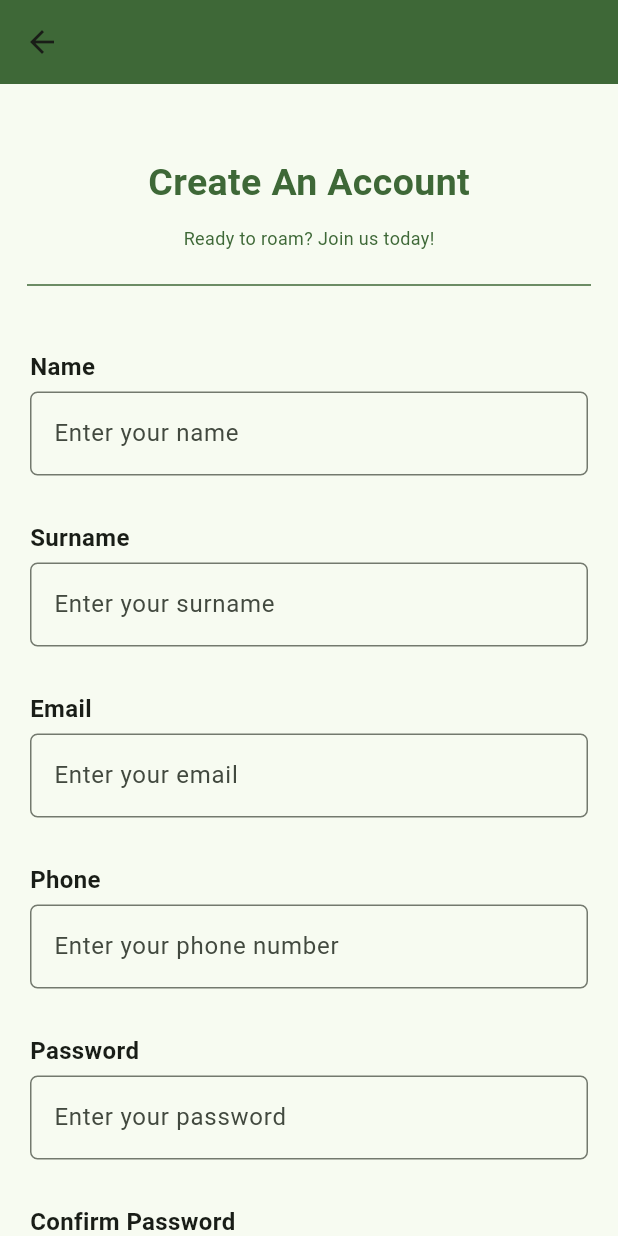
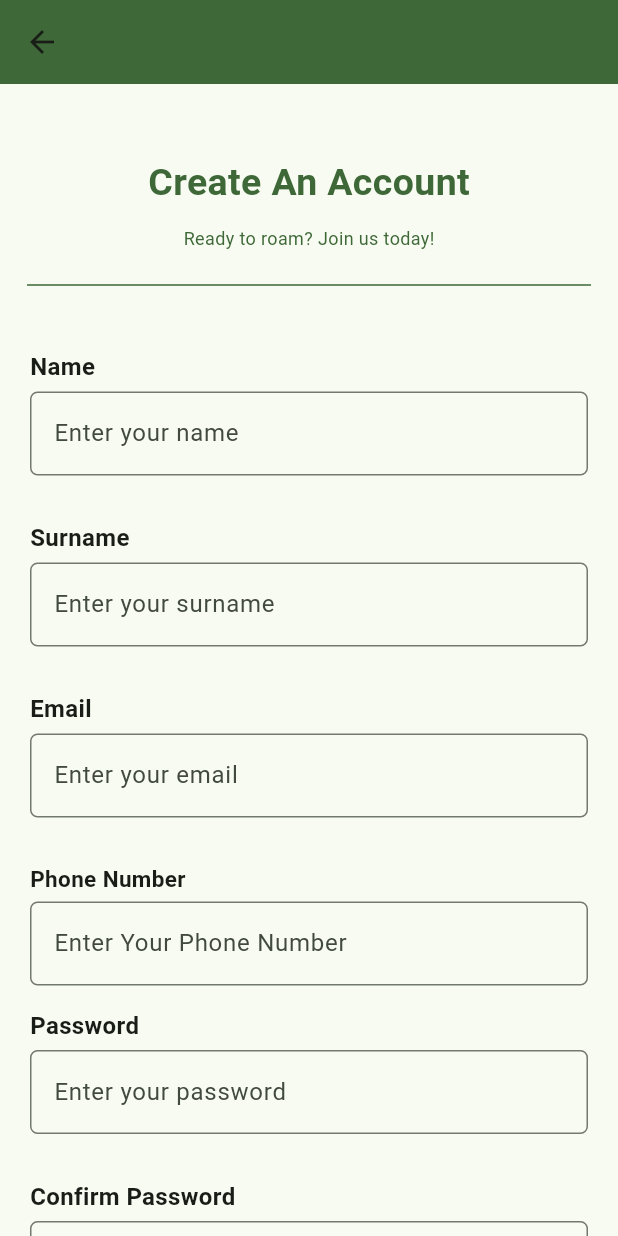
Before and after one commit to riyashah22/abisiniya, a Flutter app: the SignupScreen screen opened by its route, on a phone screen of 412 x 824 dp. Run offline on Flutter 3.47's test engine with Material 3 defaults, Android fonts, the phone set to English and light mode, and no system bars; our stand-ins replace google_fonts, google_nav_bar, line_icons; network calls fail.

Commit message:
small changes in signup screen

```diff
--- a/lib/screens/auth/signup.dart
+++ b/lib/screens/auth/signup.dart
@@ -117,10 +117,22 @@ class _SignupScreenState extends State<SignupScreen> {
                           },
                         ),
                         const SizedBox(height: 15.0),
-                        InputTextField(
-                          label: 'Phone',
-                          hintText: 'Enter your phone number',
+                        Text(
+                          "Phone Number",
+                          style: TextStyle(
+                              fontSize: 15, fontWeight: FontWeight.bold),
+                        ),
+                        const SizedBox(height: 5.0),
+                        TextFormField(
                           controller: phoneController,
+                          decoration: InputDecoration(
+                            hintText: 'Enter Your Phone Number',
+                            border: OutlineInputBorder(
+                              borderSide: BorderSide(
+                                  color: Theme.of(context).primaryColor),
+                              borderRadius: BorderRadius.circular(5.0),
+                            ),
+                          ),
                           validator: (value) {
                             if (value == null || value.isEmpty) {
                               return 'Please enter your phone number';
--- a/lib/services/auth_services.dart
+++ b/lib/services/auth_services.dart
@@ -57,11 +57,10 @@ class AuthServices {
         Uri.parse(
             "https://www.abisiniya.com/api/v1/myregister?email=$email&password=$password&name=$name&surname=$surname&phone=$phone&password_confirmation=$confirmPassword"),
       );
-
+      print(jsonDecode(res.body));
       httpErrorHandle(
         response: res,
         onSuccess: () async {
-          print(jsonDecode(res.body));
           Navigator.of(context).pushNamed(OtpVerificationScreen.routeName,
               arguments: {'email': email});
         },
```
Also changed, not shown: lib/screens/auth/otpVerification.dart (+3 -54 lines).
